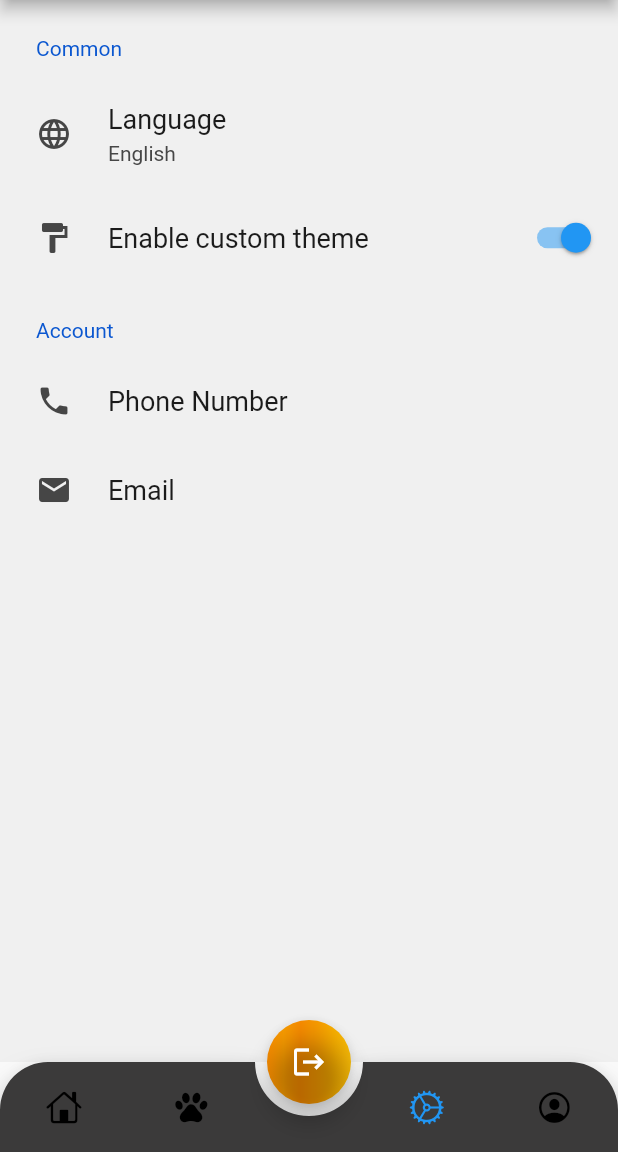
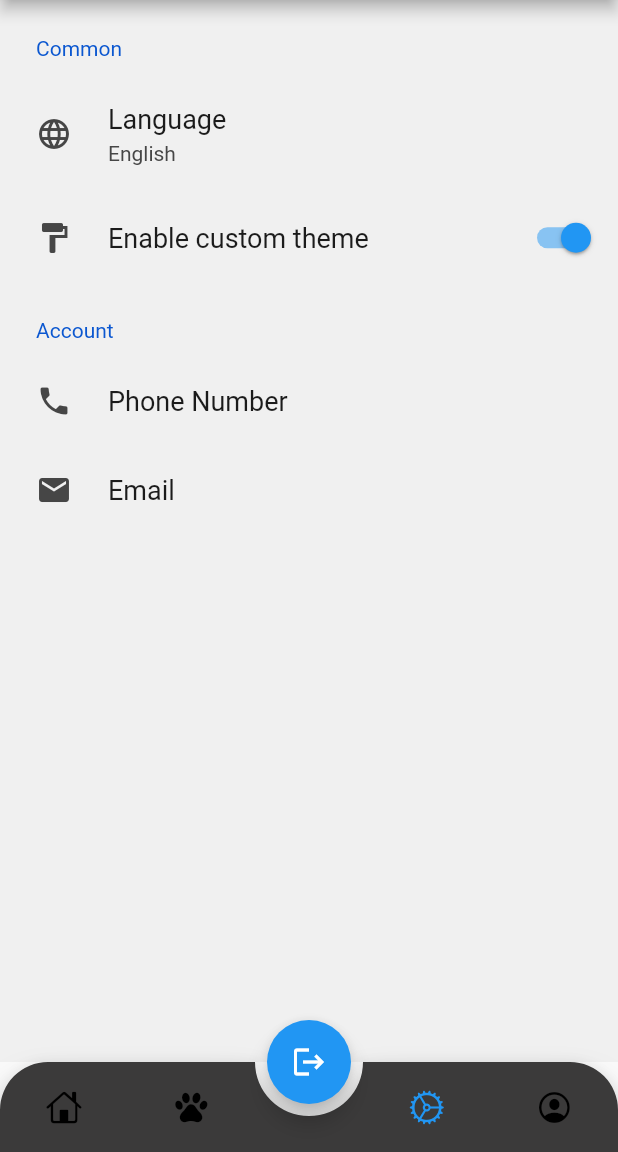
Before and after one commit to baljinder0630/paw_prints, a Flutter app: the MyHomePage screen opened directly with empty values, item 3 of the bottom bar chosen, on a phone screen of 412 x 824 dp, the part 84-1236 px from its top. Run offline on Flutter 3.47's test engine with Material 2 defaults, Android fonts, the phone set to English and light mode, and no system bars; drawn by our look-alikes of animated_bottom_navigation_bar, settings_ui, simple_gradient_text; our stand-ins replace carousel_slider, cloud_firestore, firebase_auth, firebase_core, firebase_storage, flutter_svg and 7 more; missing offline and left inert: dart:ffi, geoflutterfire; accounts and stored records are empty; network calls fail; project files that could hold a hidden picture were left out.

Commit message:
my commit

```diff
--- a/lib/Pages/HomePage.dart
+++ b/lib/Pages/HomePage.dart
@@ -53,16 +53,16 @@ class _MyHomePageState extends State<MyHomePage> {
             //
             //
             floatingActionButton: Container(
-              decoration: BoxDecoration(
-                  shape: BoxShape.circle,
-                  gradient: LinearGradient(colors: [
-                    Colors.amber.shade800,
-                    Colors.amber.shade700,
-                    Colors.amber.shade800,
-                    Colors.amber.shade700,
-                    Colors.amber.shade600,
-                    Colors.amber.shade500,
-                  ])),
+              // decoration: BoxDecoration(
+              //     shape: BoxShape.circle,
+              //     gradient: LinearGradient(colors: [
+              //       Colors.amber.shade800,
+              //       Colors.amber.shade700,
+              //       Colors.amber.shade800,
+              //       Colors.amber.shade700,
+              //       Colors.amber.shade600,
+              //       Colors.amber.shade500,
+              //     ])),
               child: FloatingActionButton(
                 tooltip: _bottomNavIndex == 0
                     ? "Add Post"
@@ -71,7 +71,7 @@ class _MyHomePageState extends State<MyHomePage> {
                         : _bottomNavIndex == 2
                             ? "Log Out"
                             : "Edit Profile",
-                backgroundColor: Colors.transparent,
+                backgroundColor: Theme.of(context).primaryColor,
                 onPressed: (() async {
                   _bottomNavIndex == 0
                       ? Navigator.push(context,
```
